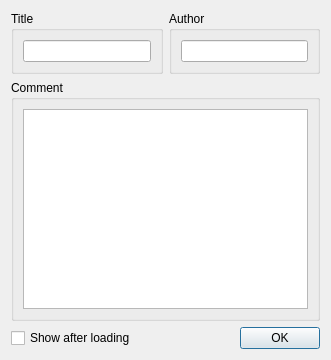
The window that Qt/qt4_comment_dialog.ui (kmatheussen/radium) describes before a commit, drawn with Qt 5.
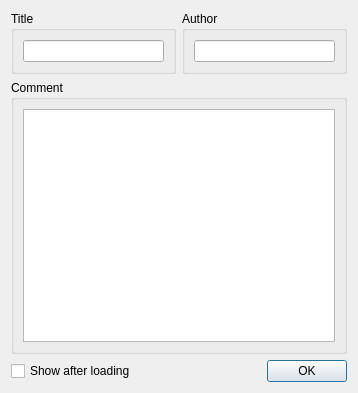
The same window after the commit.

Commit message: Song comment dialog: Don"t show window modally. If the OS decides to show the comment dialog behind the main window (it shouldn|t, but you never now), it will look like the program has frozen.

Patch:
```diff
--- a/Qt/qt4_comment_dialog.ui
+++ b/Qt/qt4_comment_dialog.ui
@@ -6,8 +6,8 @@
    <rect>
     <x>0</x>
     <y>0</y>
-    <width>331</width>
-    <height>360</height>
+    <width>358</width>
+    <height>393</height>
    </rect>
   </property>
   <property name="windowTitle">
```
The commit also changes 1 other file.
